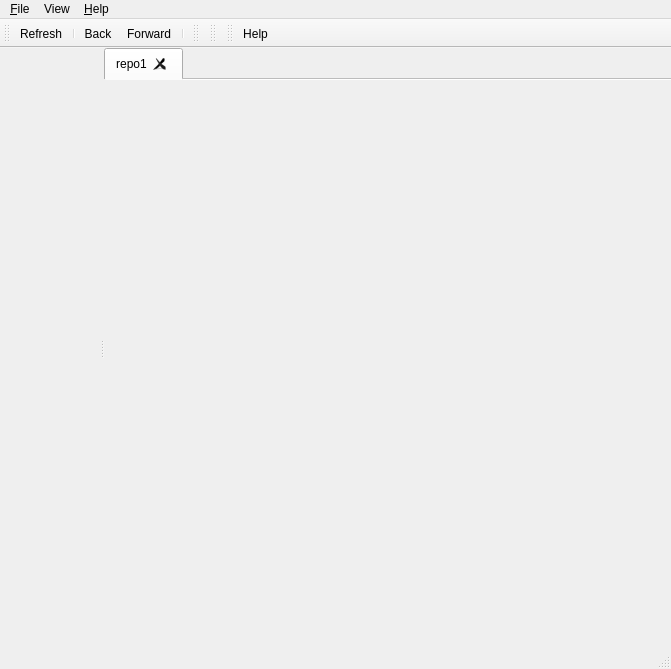
Qt form tortoisehg/hgqt/workbench.ui (velorientc/git_test7) before a commit.
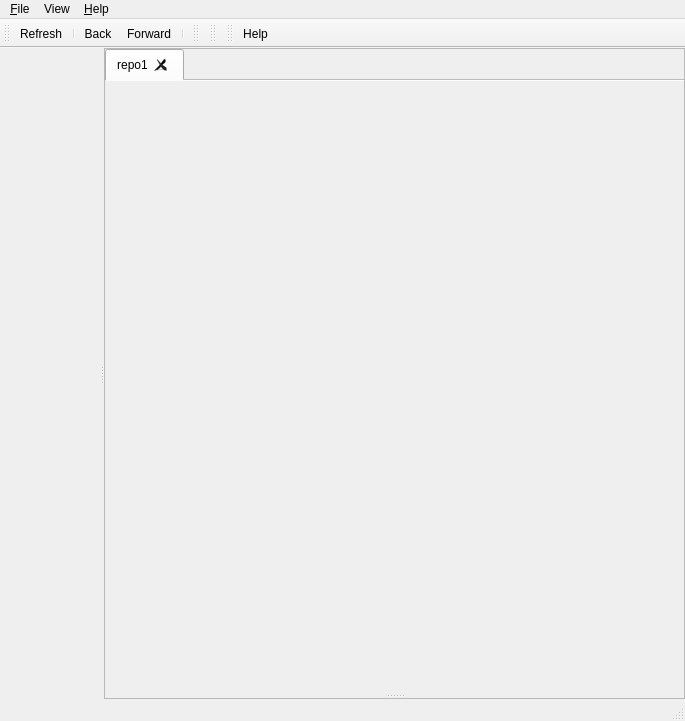
The same form after that commit. Icons and pictures are not drawn. Custom widgets are drawn as their Qt base class.

Commit message:
workbench: have one commit widget per disk-repo
not per repo tab.

Moving the revisions splitter and the stacked widget from
repowidget to workbench and have the repowidget's add their
revDetailsWidget's to that single stacked widget.

Multiple repo tabs (if they show the same on-disk repo) may
now use the same commit widget.

As a side effect, the position of the horizontal splitter is
now the same, no matter which repo tab is active.

```diff
--- a/tortoisehg/hgqt/workbench.ui
+++ b/tortoisehg/hgqt/workbench.ui
@@ -6,8 +6,8 @@
    <rect>
     <x>0</x>
     <y>0</y>
-    <width>671</width>
-    <height>669</height>
+    <width>685</width>
+    <height>721</height>
    </rect>
   </property>
   <property name="windowTitle">
@@ -18,10 +18,7 @@
     <normaloff>:/icons/log.svg</normaloff>:/icons/log.svg</iconset>
   </property>
   <widget class="QWidget" name="centralwidget">
-   <layout class="QHBoxLayout" name="horizontalLayout">
-    <property name="spacing">
-     <number>0</number>
-    </property>
+   <layout class="QVBoxLayout" name="verticalLayout_2">
     <property name="margin">
      <number>0</number>
     </property>
@@ -38,11 +35,33 @@
         </sizepolicy>
        </property>
       </widget>
+      <widget class="QFrame" name="repoframe">
+       <property name="sizePolicy">
+        <sizepolicy hsizetype="Preferred" vsizetype="Preferred">
+         <horstretch>1</horstretch>
+         <verstretch>0</verstretch>
+        </sizepolicy>
+       </property>
+       <property name="frameShape">
+        <enum>QFrame::StyledPanel</enum>
+       </property>
+       <property name="frameShadow">
+        <enum>QFrame::Raised</enum>
+       </property>
+       <layout class="QVBoxLayout" name="verticalLayout">
+        <property name="margin">
+         <number>0</number>
+        </property>
+        <item>
+         <widget class="QSplitter" name="repotabssplitter">
+          <property name="orientation">
+           <enum>Qt::Vertical</enum>
+          </property>
       <widget class="QTabWidget" name="repoTabsWidget">
        <property name="sizePolicy">
         <sizepolicy hsizetype="Expanding" vsizetype="Expanding">
          <horstretch>1</horstretch>
-         <verstretch>0</verstretch>
+             <verstretch>1</verstretch>
         </sizepolicy>
        </property>
        <property name="currentIndex">
@@ -63,6 +82,12 @@
         </attribute>
        </widget>
       </widget>
+          <widget class="QStackedWidget" name="stackedWidget">
+          </widget>
+         </widget>
+        </item>
+       </layout>
+      </widget>
      </widget>
     </item>
    </layout>
@@ -72,7 +97,7 @@
     <rect>
      <x>0</x>
      <y>0</y>
-     <width>671</width>
+     <width>685</width>
      <height>19</height>
     </rect>
    </property>
```
Lines whose indentation alone changed are shown as unchanged. The commit also changes 3 other files.
